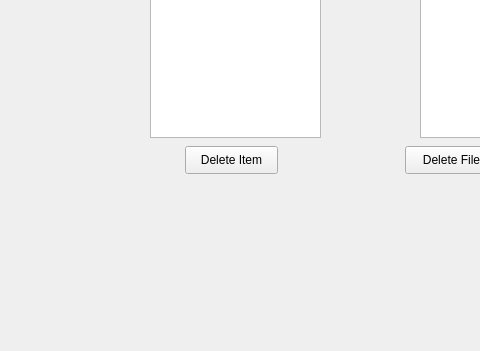
This is src/multipleFiles.ui in andrewh1011/project_elevate as Qt 5 draws it before an edit; both pictures show x 385 to 865 and y 114 to 465 of the 1148 by 465 pixel window. The edited form follows.
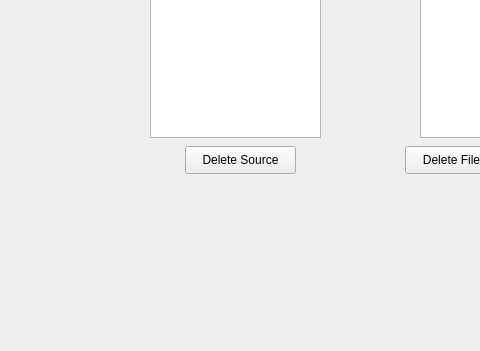
This is the edited form.

Diff of the .ui file:
```diff
--- a/src/multipleFiles.ui
+++ b/src/multipleFiles.ui
@@ -211,12 +211,12 @@
      <rect>
       <x>570</x>
       <y>260</y>
-      <width>93</width>
+      <width>111</width>
       <height>28</height>
      </rect>
     </property>
     <property name="text">
-     <string>Delete Item</string>
+     <string>Delete Source</string>
     </property>
    </widget>
    <widget class="QLabel" name="label_7">
```
